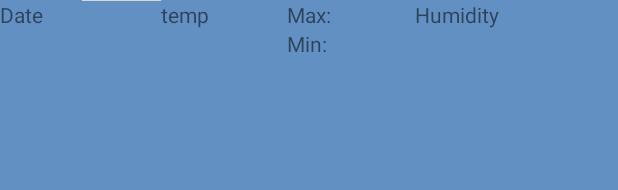
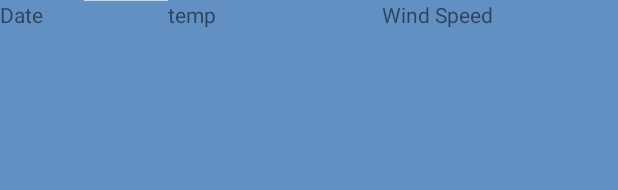
Before and after one commit to leejp1998/WeatherApp, an Android app: the layout weather_list_view_layout.xml on its own in the app's theme, with its tools: preview values and no code run, on a phone screen of 412 x 824 dp. Shown: the top 190 px of the screen. Run offline under Robolectric (Android 15) with nearby library versions, the phone set to English and light mode, and no system bars.

```diff
--- a/app/src/main/res/layout/weather_list_view_layout.xml
+++ b/app/src/main/res/layout/weather_list_view_layout.xml
@@ -11,7 +11,7 @@
         android:layout_width="wrap_content"
         android:layout_height="wrap_content"
         android:layout_weight="10"
-        android:text="Date" />
+        android:text="Date"/>
 
     <ImageView
         android:id="@+id/iv_weather_icon"
@@ -35,22 +35,23 @@
         android:orientation="vertical">
 
         <TextView
-            android:id="@+id/tv_max_temp"
+            android:id="@+id/shortForecast"
             android:layout_width="match_parent"
             android:layout_height="wrap_content"
-            android:text="Max: " />
+            android:text=""
+            android:ellipsize="end"/>
 
-        <TextView
-            android:id="@+id/tv_min_temp"
-            android:layout_width="match_parent"
-            android:layout_height="wrap_content"
-            android:text="Min: " />
+<!--        <TextView-->
+<!--            android:id="@+id/tv_min_temp"-->
+<!--            android:layout_width="match_parent"-->
+<!--            android:layout_height="wrap_content"-->
+<!--            android:text="Min: " />-->
     </LinearLayout>
 
     <TextView
-        android:id="@+id/tv_humidity"
+        android:id="@+id/tv_windspeed"
         android:layout_width="wrap_content"
         android:layout_height="wrap_content"
         android:layout_weight="30"
-        android:text="Humidity" />
+        android:text="Wind Speed" />
 </LinearLayout>
```
Also changed, not shown: app/src/main/java/com/example/weatherapp/WeatherArrayAdapter.java (+8 -12 lines).
